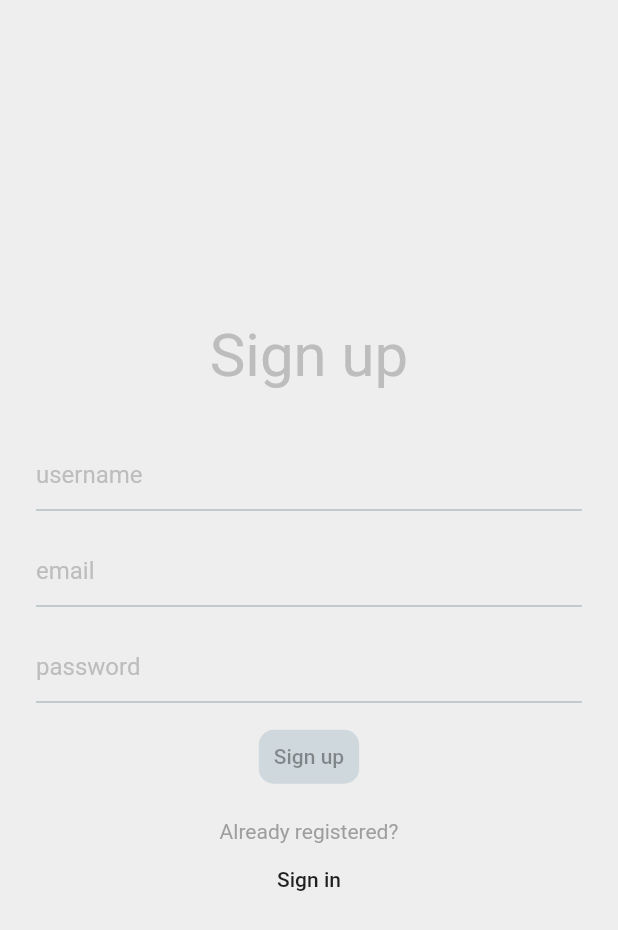
After one commit to jdebecka/movies_flutter, a Flutter app: the SignUpScreen screen opened directly, on a phone screen of 412 x 824 dp. The commit adds this screen. Shown: the top 930 px of the screen. Run offline on Flutter 3.47's test engine with Material 2 defaults, Android fonts, the phone set to English and light mode, and no system bars; our stand-ins replace flutter_svg.

Commit message:
Added Sign In, Sign Up screens

```diff
--- /dev/null
+++ b/lib/screens/login/sign_up_screen.dart
@@ -0,0 +1,133 @@
+import 'package:flutter/cupertino.dart';
+import 'package:flutter/material.dart';
+
+class SignUpScreen extends StatelessWidget {
+  @override
+  Widget build(BuildContext context) {
+    void _signInButtonPressed() {}
+    return Scaffold(
+      backgroundColor: Colors.grey[200],
+      body: Container(
+        child: Column(
+            mainAxisAlignment: MainAxisAlignment.center,
+            crossAxisAlignment: CrossAxisAlignment.center,
+            children: [
+              Container(
+                  margin: EdgeInsets.fromLTRB(0.0, 0.0, 0.0, 24.0),
+                  child: Text(
+                    'Sign up',
+                    style: TextStyle(
+                      color: Colors.grey[400],
+                      fontSize: 40,
+                    ),
+                  )),
+              SignUpForm(),
+              FlatButton(
+                padding: EdgeInsets.all(10),
+                onPressed: null,
+                child: Container(
+                  decoration: new BoxDecoration(
+                    borderRadius: BorderRadius.all(Radius.circular(10)),
+                    color: Colors.blueGrey[100],
+                  ),
+                  padding: EdgeInsets.all(10),
+                  child: Text('Sign up'),
+                ),
+              ),
+              Container(
+                margin: EdgeInsets.fromLTRB(0, 14, 0, 0),
+                child: Text(
+                  "Already registered?",
+                  style: TextStyle(color: Colors.grey[500]),
+                ),
+              ),
+              FlatButton(
+                onPressed: () {},
+                child: Text("Sign in"),
+              )
+            ]),
+      ),
+    );
+  }
+}
+
+class SignUpForm extends StatefulWidget {
+  @override
+  _SignUpFormState createState() => _SignUpFormState();
+}
+
+class _SignUpFormState extends State<SignUpForm> {
+  final _firstNameTextController = TextEditingController();
+  final _lastNameTextController = TextEditingController();
+  final _usernameTextController = TextEditingController();
+
+  @override
+  Widget build(BuildContext context) {
+    return Form(
+      child: Column(
+        mainAxisAlignment: MainAxisAlignment.center,
+        crossAxisAlignment: CrossAxisAlignment.center,
+        children: [
+          Padding(
+            padding: EdgeInsets.fromLTRB(24.0, 8.0, 24.0, 8.0),
+            child: TextFormField(
+              controller: _firstNameTextController,
+              decoration: InputDecoration(
+                hintText: 'username',
+                hintStyle: TextStyle(color: Colors.grey[400]),
+                enabledBorder: UnderlineInputBorder(
+                  borderSide: BorderSide(color: Colors.blueGrey[200]),
+                ),
+                focusedBorder: UnderlineInputBorder(
+                  borderSide: BorderSide(color: Colors.blueGrey[900]),
+                ),
+              ),
+              style: TextStyle(
+                color: Colors.blueGrey[600],
+              ),
+            ),
+          ),
+          Padding(
+            padding: EdgeInsets.fromLTRB(24.0, 8.0, 24.0, 8.0),
+            child: TextFormField(
+              controller: _lastNameTextController,
+              decoration: InputDecoration(
+                hintText: 'email',
+                hintStyle: TextStyle(color: Colors.grey[400]),
+                enabledBorder: UnderlineInputBorder(
+                  borderSide: BorderSide(color: Colors.blueGrey[200]),
+                ),
+                focusedBorder: UnderlineInputBorder(
+                  borderSide: BorderSide(color: Colors.blueGrey[900]),
+                ),
+              ),
+              style: TextStyle(
+                color: Colors.blueGrey[600],
+              ),
+            ),
+          ),
+          Padding(
+            padding: EdgeInsets.fromLTRB(24.0, 8.0, 24.0, 8.0),
+            child: TextFormField(
+              obscureText: true,
+              controller: _usernameTextController,
+              decoration: InputDecoration(
+                hintText: 'password',
+                hintStyle: TextStyle(color: Colors.grey[400]),
+                enabledBorder: UnderlineInputBorder(
+                  borderSide: BorderSide(color: Colors.blueGrey[200]),
+                ),
+                focusedBorder: UnderlineInputBorder(
+                  borderSide: BorderSide(color: Colors.blueGrey[900]),
+                ),
+              ),
+              style: TextStyle(
+                color: Colors.blueGrey[600],
+              ),
+            ),
+          ),
+        ],
+      ),
+    );
+  }
+}
```
Also changed, not shown: lib/screens/home/components/body.dart (+4 -4 lines), lib/screens/home/components/categories.dart (+8 -1 lines), lib/screens/home/home_screen.dart (+0 -22 lines), lib/screens/login/sign_in_screen.dart (added, +102 -0 lines).
